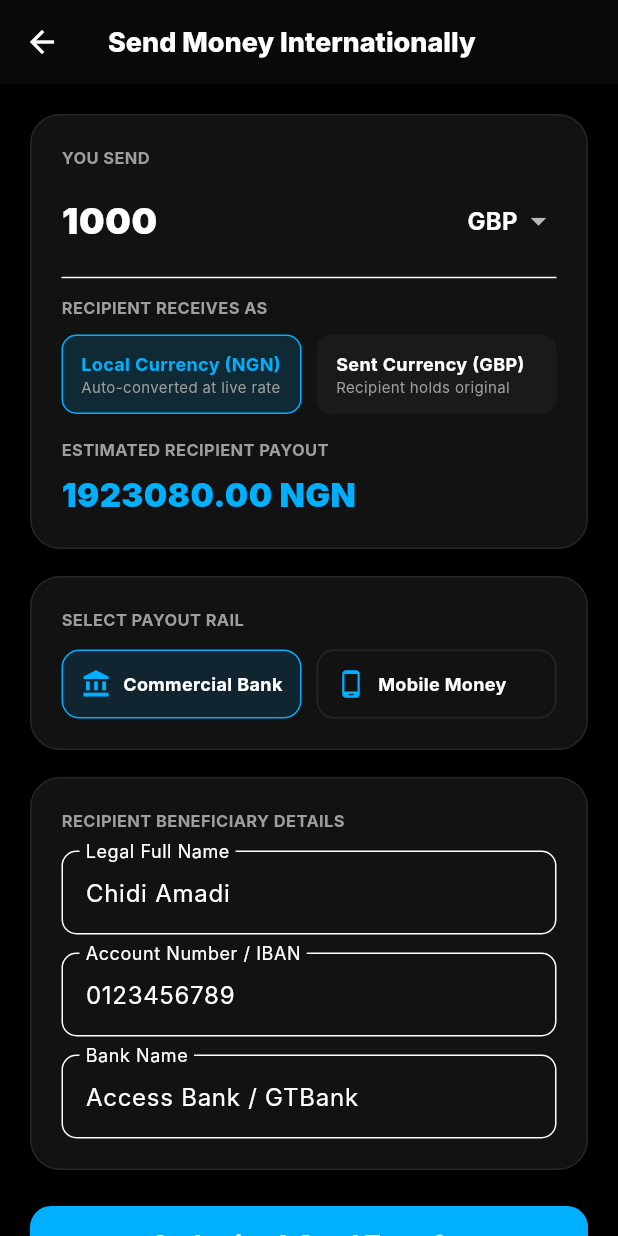
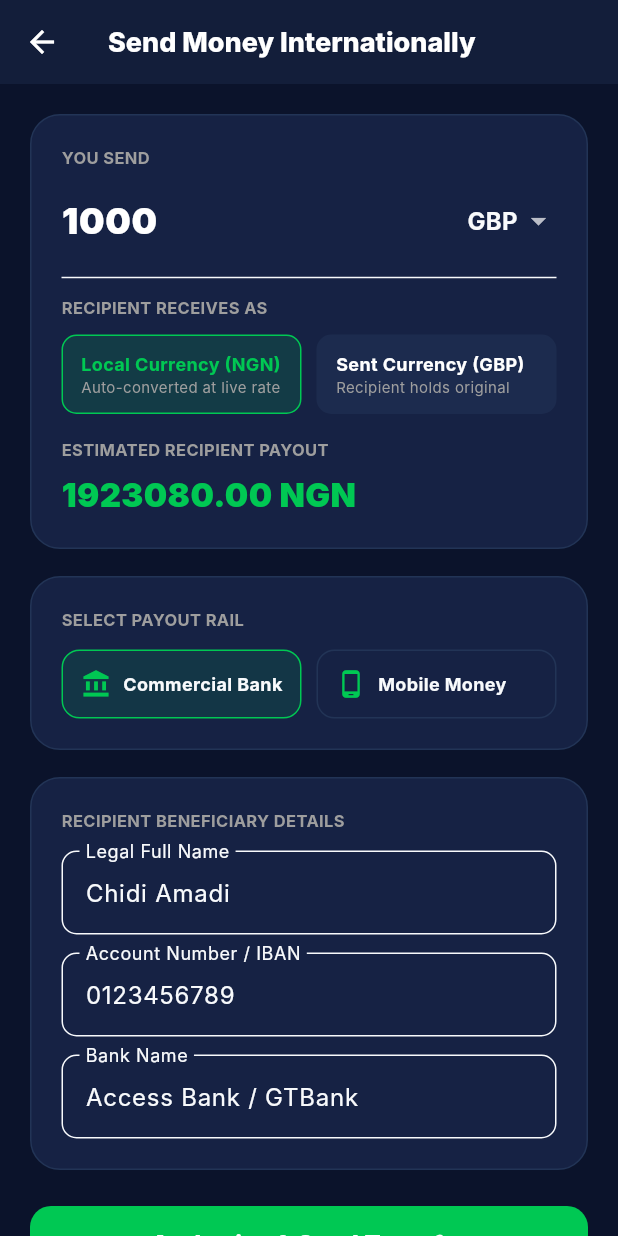
Before and after one commit to Rellamuda/paynora, a Flutter app: the screen it shows after launch, after a tap on "Send", on a phone screen of 412 x 824 dp. Run offline on Flutter 3.47's test engine with Material 3 defaults, Android fonts, the phone set to English and light mode, and no system bars; our stand-ins replace dio, flutter_riverpod, flutter_secure_storage; network calls fail; Roboto replaces fonts that are missing (Inter).

Commit message:
revert: restore former Midnight Dark and Clean Slate Light theme tokens, styling, and toggle icons across Web and Mobile

```diff
--- a/apps/mobile/lib/main.dart
+++ b/apps/mobile/lib/main.dart
@@ -58,10 +58,7 @@ class _MainNavigationShellState extends State<MainNavigationShell> {
 
   @override
   Widget build(BuildContext context) {
-    return ValueListenableBuilder<ThemeMode>(
-      valueListenable: ThemeNotifier.instance,
-      builder: (context, themeMode, _) {
-        final isDark = themeMode == ThemeMode.dark;
+    final isDark = ThemeNotifier.instance.isDarkMode;
 
     return Scaffold(
       body: IndexedStack(
@@ -73,7 +70,7 @@ class _MainNavigationShellState extends State<MainNavigationShell> {
         onTap: (index) => setState(() => _currentIndex = index),
         type: BottomNavigationBarType.fixed,
         backgroundColor: isDark ? PayNoraColors.darkSurface : Colors.white,
-            selectedItemColor: PayNoraColors.brandPrimary,
+        selectedItemColor: PayNoraColors.brandSecondary,
         unselectedItemColor: isDark ? PayNoraColors.darkTextSecondary : Colors.black45,
         selectedLabelStyle: const TextStyle(fontWeight: FontWeight.w800, fontSize: 11),
         unselectedLabelStyle: const TextStyle(fontSize: 11, fontWeight: FontWeight.w500),
@@ -82,11 +79,9 @@ class _MainNavigationShellState extends State<MainNavigationShell> {
           BottomNavigationBarItem(icon: Icon(Icons.send_rounded), label: 'Send'),
           BottomNavigationBarItem(icon: Icon(Icons.account_balance_wallet_rounded), label: 'Wallets'),
           BottomNavigationBarItem(icon: Icon(Icons.auto_awesome), label: 'Nora AI'),
-              BottomNavigationBarItem(icon: Icon(Icons.tune_rounded), label: 'Settings'),
+          BottomNavigationBarItem(icon: Icon(Icons.tune_rounded), label: 'Vault'),
         ],
       ),
     );
-      },
-    );
   }
 }
--- a/apps/mobile/lib/screens/home_screen.dart
+++ b/apps/mobile/lib/screens/home_screen.dart
@@ -171,7 +171,7 @@ class _HomeScreenState extends State<HomeScreen> {
     final isDark = ThemeNotifier.instance.isDarkMode;
 
     return Scaffold(
-      backgroundColor: isDark ? PayNoraColors.darkBackground : PayNoraColors.lightBackground,
+      backgroundColor: theme.scaffoldBackgroundColor,
       appBar: AppBar(
         backgroundColor: isDark ? PayNoraColors.darkSurface : PayNoraColors.brandPrimary,
         elevation: 0,
@@ -179,7 +179,7 @@ class _HomeScreenState extends State<HomeScreen> {
           children: [
             ClipRRect(
               borderRadius: BorderRadius.circular(8),
-              child: Image.asset('assets/logo.png', width: 30, height: 30, errorBuilder: (_, __, ___) => const Icon(Icons.bolt, color: PayNoraColors.brandPrimary)),
+              child: Image.asset('assets/logo.png', width: 30, height: 30, errorBuilder: (_, __, ___) => const Icon(Icons.bolt, color: PayNoraColors.brandSecondary)),
             ),
             const SizedBox(width: 10),
             const Text(
@@ -190,12 +190,12 @@ class _HomeScreenState extends State<HomeScreen> {
             Container(
               padding: const EdgeInsets.symmetric(horizontal: 6, vertical: 2),
               decoration: BoxDecoration(
-                color: PayNoraColors.brandPrimary.withOpacity(0.2),
+                color: PayNoraColors.brandSecondary.withOpacity(0.2),
                 borderRadius: BorderRadius.circular(6),
               ),
               child: const Text(
                 'GLOBAL',
-                style: TextStyle(color: PayNoraColors.brandPrimary, fontSize: 9, fontWeight: FontWeight.w800),
+                style: TextStyle(color: PayNoraColors.brandSecondary, fontSize: 9, fontWeight: FontWeight.w800),
               ),
             ),
           ],
@@ -230,8 +230,8 @@ class _HomeScreenState extends State<HomeScreen> {
                     decoration: BoxDecoration(
                       gradient: LinearGradient(
                         colors: isDark
-                            ? [const Color(0xFF161616), const Color(0xFF0A0A0A)]
-                            : [PayNoraColors.brandDeepBlue, PayNoraColors.brandPrimary],
+                            ? [const Color(0xFF131E3A), const Color(0xFF0F172A)]
+                            : [PayNoraColors.brandPrimary, const Color(0xFF1E3A5F)],
                         begin: Alignment.topLeft,
                         end: Alignment.bottomRight,
                       ),
--- a/apps/mobile/lib/screens/settings_screen.dart
+++ b/apps/mobile/lib/screens/settings_screen.dart
@@ -218,12 +218,12 @@ class _SettingsScreenState extends State<SettingsScreen> {
                               Row(
                                 mainAxisAlignment: MainAxisAlignment.spaceBetween,
                                 children: [
-                                  const Text('🌙 Pure Dark (OLED)', style: TextStyle(fontWeight: FontWeight.bold, fontSize: 13)),
+                                  const Text('🌙 Dark Mode', style: TextStyle(fontWeight: FontWeight.bold, fontSize: 13)),
                                   if (isDark) const Icon(Icons.check_circle, color: PayNoraColors.brandSecondary, size: 16),
                                 ],
                               ),
                               const SizedBox(height: 4),
-                              const Text('Pitch black aesthetic', style: TextStyle(color: Colors.grey, fontSize: 10)),
+                              const Text('Midnight navy fintech', style: TextStyle(color: Colors.grey, fontSize: 10)),
                             ],
                           ),
                         ),
--- a/apps/mobile/lib/theme/design_tokens.dart
+++ b/apps/mobile/lib/theme/design_tokens.dart
@@ -1,10 +1,9 @@
 import 'package:flutter/material.dart';
 
 class PayNoraColors {
-  // Brand Core Colors - Aesthetic Electric Blue & Pure Dark
-  static const Color brandPrimary = Color(0xFF00A3FF); // Aesthetic Electric Blue
-  static const Color brandSecondary = Color(0xFF00B0FF); // Vibrant Cyan
-  static const Color brandDeepBlue = Color(0xFF0277BD); // Deep Electric Accent
+  // Brand Core Colors
+  static const Color brandPrimary = Color(0xFF0D253F); // Deep Navy
+  static const Color brandSecondary = Color(0xFF00C853); // Emerald Green
   static const Color accentPurple = Color(0xFF6C5CE7);
 
   // Light Mode Tokens
@@ -16,14 +15,14 @@ class PayNoraColors {
   static const Color lightTextSecondary = Color(0xFF64748B);
   static const Color lightBorder = Color(0xFFE2E8F0);
 
-  // Pure Dark (OLED Black) Tokens - Perfectly matches the new PayNora Logo
-  static const Color darkBackground = Color(0xFF000000); // Pure OLED Black
-  static const Color darkSurface = Color(0xFF0A0A0A);    // Pitch Dark Surface
-  static const Color darkCard = Color(0xFF121212);       // Charcoal Card
-  static const Color darkCardSubtle = Color(0xFF1A1A1A); // Dark Neutral
-  static const Color darkTextPrimary = Color(0xFFFFFFFF);
-  static const Color darkTextSecondary = Color(0xFFA3A3A3);
-  static const Color darkBorder = Color(0xFF262626);
+  // Dark Mode Tokens
+  static const Color darkBackground = Color(0xFF0B132B);
+  static const Color darkSurface = Color(0xFF131E3A);
+  static const Color darkCard = Color(0xFF162244);
+  static const Color darkCardSubtle = Color(0xFF1C2B4E);
+  static const Color darkTextPrimary = Color(0xFFF8FAFC);
+  static const Color darkTextSecondary = Color(0xFF94A3B8);
+  static const Color darkBorder = Color(0xFF223456);
 
   // Status Colors
   static const Color success = Color(0xFF16A34A);
@@ -76,8 +75,8 @@ class PayNoraThemes {
         onBackground: PayNoraColors.lightTextPrimary,
       ),
       appBarTheme: const AppBarTheme(
-        backgroundColor: Colors.white,
-        foregroundColor: PayNoraColors.lightTextPrimary,
+        backgroundColor: PayNoraColors.brandPrimary,
+        foregroundColor: Colors.white,
         elevation: 0,
         centerTitle: false,
       ),
@@ -102,9 +101,9 @@ class PayNoraThemes {
       brightness: Brightness.dark,
       fontFamily: 'Inter',
       scaffoldBackgroundColor: PayNoraColors.darkBackground,
-      primaryColor: PayNoraColors.brandPrimary,
+      primaryColor: PayNoraColors.brandSecondary,
       colorScheme: const ColorScheme.dark(
-        primary: PayNoraColors.brandPrimary,
+        primary: PayNoraColors.brandSecondary,
         secondary: PayNoraColors.brandSecondary,
         surface: PayNoraColors.darkSurface,
         background: PayNoraColors.darkBackground,
@@ -129,7 +128,7 @@ class PayNoraThemes {
       ),
       bottomNavigationBarTheme: const BottomNavigationBarThemeData(
         backgroundColor: PayNoraColors.darkSurface,
-        selectedItemColor: PayNoraColors.brandPrimary,
+        selectedItemColor: PayNoraColors.brandSecondary,
         unselectedItemColor: PayNoraColors.darkTextSecondary,
       ),
     );
```
Also changed, not shown: 4 other files. Lines whose indentation alone changed are shown as unchanged.
